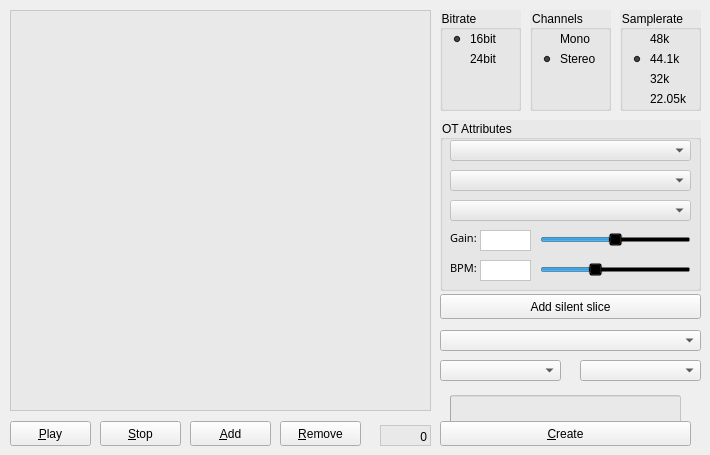
Before: the Qt Designer form tabmainwidget.ui in KaiDrange/OctaChainer, drawn with Qt 5.
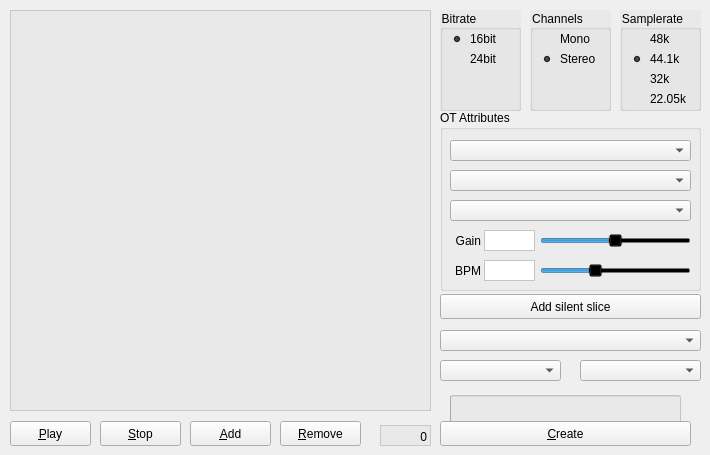
After: the same form once the commit is applied.

Commit message:
Remove remaining references to Yamaha font
This makes the app start ~400ms faster because Qt doesn't need to scan
all fonts to find a replacement for this font. Also fixes label & slider
alignment and makes the system appearance work for .ot file settings.

```diff
--- a/tabmainwidget.ui
+++ b/tabmainwidget.ui
@@ -186,13 +186,13 @@
    <property name="geometry">
     <rect>
      <x>440</x>
-     <y>120</y>
+     <y>110</y>
      <width>261</width>
-     <height>171</height>
+     <height>181</height>
     </rect>
    </property>
    <property name="styleSheet">
-    <string notr="true">background-color: rgba(230, 230, 230, 150);</string>
+    <string notr="true"/>
    </property>
    <property name="title">
     <string>OT Attributes</string>
@@ -201,9 +201,9 @@
     <property name="geometry">
      <rect>
       <x>100</x>
-      <y>110</y>
+      <y>120</y>
       <width>151</width>
-      <height>20</height>
+      <height>21</height>
      </rect>
     </property>
     <property name="styleSheet">
@@ -232,65 +232,53 @@
     <property name="geometry">
      <rect>
       <x>10</x>
-      <y>110</y>
-      <width>71</width>
-      <height>16</height>
+      <y>120</y>
+      <width>31</width>
+      <height>21</height>
      </rect>
     </property>
-    <property name="font">
-     <font>
-      <family>Yamaha EBM8 Regular</family>
-      <pointsize>8</pointsize>
-      <weight>50</weight>
-      <italic>false</italic>
-      <bold>false</bold>
-     </font>
-    </property>
     <property name="autoFillBackground">
      <bool>false</bool>
     </property>
     <property name="styleSheet">
-     <string notr="true">background-color: rgba(0, 0, 0, 0);</string>
+     <string notr="true"/>
     </property>
     <property name="text">
-     <string>Gain:</string>
+     <string>Gain</string>
+    </property>
+    <property name="alignment">
+     <set>Qt::AlignRight|Qt::AlignTrailing|Qt::AlignVCenter</set>
     </property>
    </widget>
    <widget class="QLabel" name="lblBPM">
     <property name="geometry">
      <rect>
       <x>10</x>
-      <y>140</y>
-      <width>71</width>
-      <height>16</height>
+      <y>150</y>
+      <width>31</width>
+      <height>21</height>
      </rect>
     </property>
-    <property name="font">
-     <font>
-      <family>Yamaha EBM8 Regular</family>
-      <pointsize>8</pointsize>
-      <weight>50</weight>
-      <italic>false</italic>
-      <bold>false</bold>
-     </font>
-    </property>
     <property name="autoFillBackground">
      <bool>false</bool>
     </property>
     <property name="styleSheet">
-     <string notr="true">background-color: rgba(0, 0, 0, 0);</string>
+     <string notr="true"/>
     </property>
     <property name="text">
-     <string>BPM:</string>
+     <string>BPM</string>
+    </property>
+    <property name="alignment">
+     <set>Qt::AlignRight|Qt::AlignTrailing|Qt::AlignVCenter</set>
     </property>
    </widget>
    <widget class="QSlider" name="sliderBPM">
     <property name="geometry">
      <rect>
       <x>100</x>
-      <y>140</y>
+      <y>150</y>
       <width>151</width>
-      <height>20</height>
+      <height>21</height>
      </rect>
     </property>
     <property name="styleSheet">
@@ -324,8 +312,8 @@
    <widget class="QPlainTextEdit" name="txtGainValue">
     <property name="geometry">
      <rect>
-      <x>40</x>
-      <y>110</y>
+      <x>44</x>
+      <y>120</y>
       <width>51</width>
       <height>21</height>
      </rect>
@@ -343,8 +331,8 @@
    <widget class="QPlainTextEdit" name="txtBPMValue">
     <property name="geometry">
      <rect>
-      <x>40</x>
-      <y>140</y>
+      <x>44</x>
+      <y>150</y>
       <width>51</width>
       <height>21</height>
      </rect>
@@ -363,7 +351,7 @@
     <property name="geometry">
      <rect>
       <x>10</x>
-      <y>80</y>
+      <y>90</y>
       <width>241</width>
       <height>21</height>
      </rect>
@@ -373,7 +361,7 @@
     <property name="geometry">
      <rect>
       <x>10</x>
-      <y>50</y>
+      <y>60</y>
       <width>241</width>
       <height>21</height>
      </rect>
@@ -383,7 +371,7 @@
     <property name="geometry">
      <rect>
       <x>10</x>
-      <y>20</y>
+      <y>30</y>
       <width>241</width>
       <height>21</height>
      </rect>
```
The commit also changes 3 other files.
